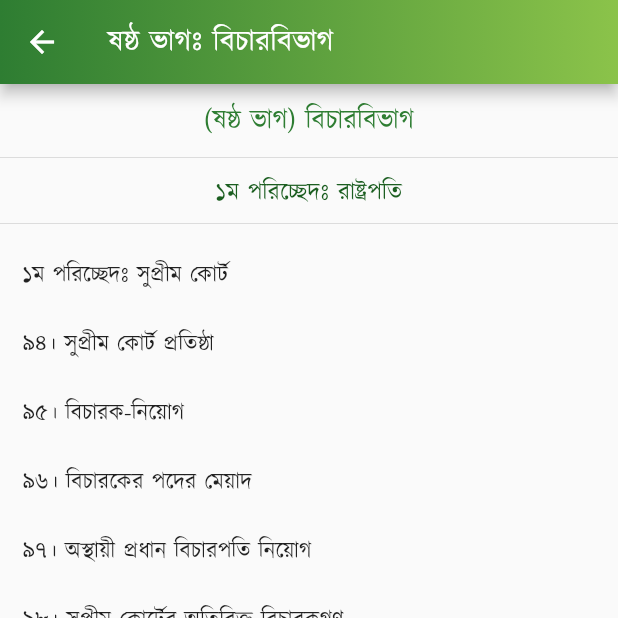
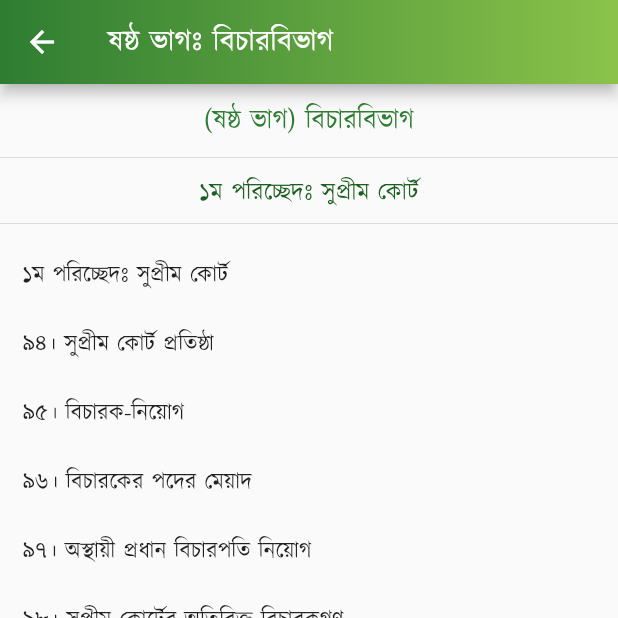
Before and after one commit to Azimul-Haque/flutter-onesignal, a Flutter app: the PartSix screen opened directly, on a phone screen of 412 x 824 dp, the top half of it. Run offline on Flutter 3.47's test engine with Material 2 defaults, Android fonts, the phone set to English and light mode, and no system bars; our stand-ins replace fluttertoast, package_info_plus, percent_indicator, shared_preferences, sqflite; missing offline and left inert: blinking_text, flutter_share, onesignal_flutter, slide_popup_dialog; accounts and stored records are empty; network calls fail.

Commit message:
Commit Fri 04/29/2022 13:27:11.22 13402

```diff
--- a/lib/pages/constitution/part6.dart
+++ b/lib/pages/constitution/part6.dart
@@ -37,7 +37,7 @@ class PartSix extends StatelessWidget {
             height: 3,
           ),
           Text(
-            "১ম পরিচ্ছেদঃ রাষ্ট্রপতি",
+            "১ম পরিচ্ছেদঃ সুপ্রীম কোর্ট",
             style: TextStyle(color: Colors.green[900], fontSize: 16),
             textAlign: TextAlign.center,
           ),
```
